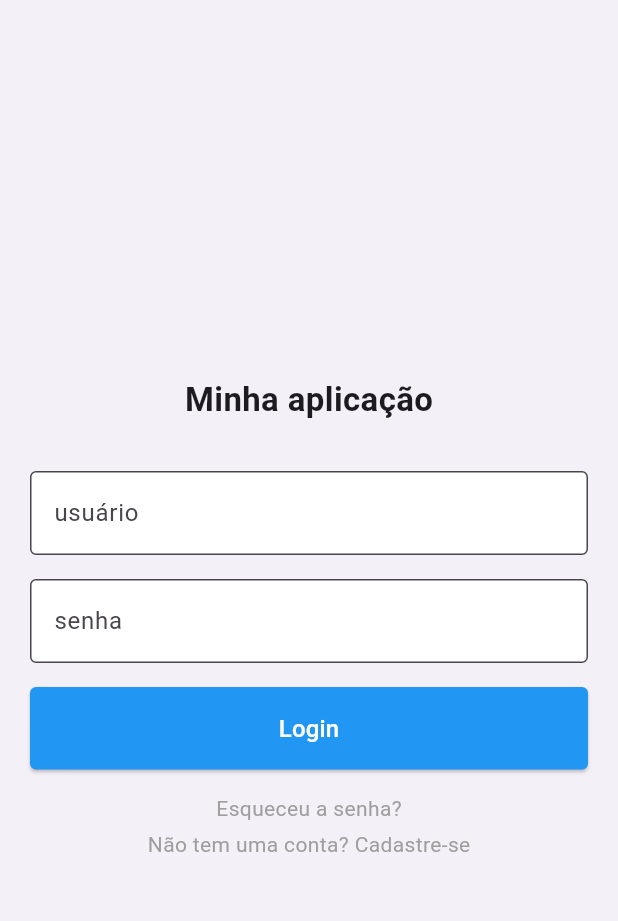
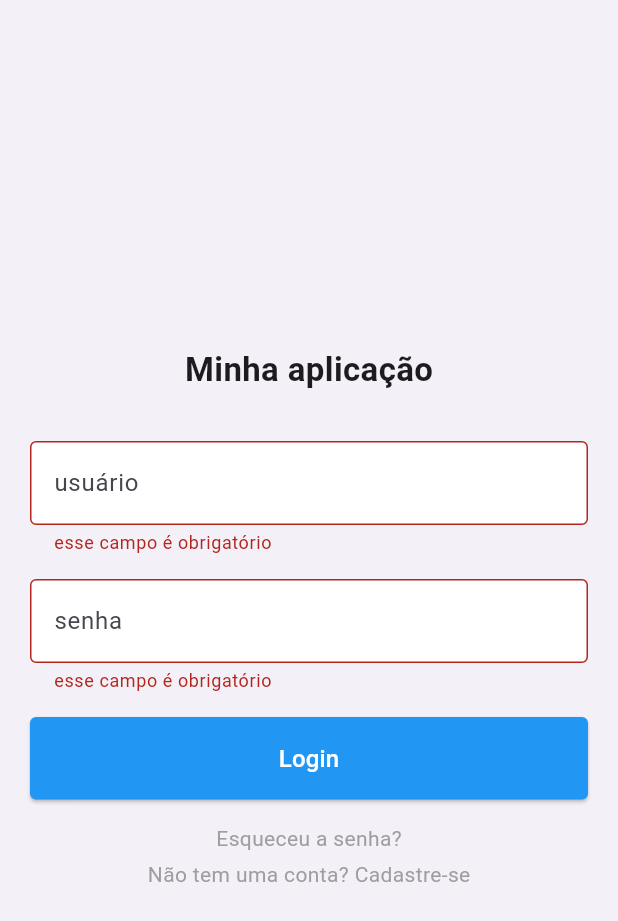
Before and after one commit to Luigi-Peixoto/p2-DIM0524, a Flutter app: the screen it shows after launch, after a tap on "Login", on a phone screen of 412 x 824 dp. Shown: the top 921 px of the screen. Run offline on Flutter 3.47's test engine with Material 3 defaults, Android fonts, the phone set to English and light mode, and no system bars.

Commit message:
feat: implementa verificação de login

```diff
--- a/lib/login_page.dart
+++ b/lib/login_page.dart
@@ -1,7 +1,38 @@
 import 'package:flutter/material.dart';
 
-class LoginPage extends StatelessWidget {
+class LoginPage extends StatefulWidget {
   const LoginPage({super.key});
+
+  @override
+  State<LoginPage> createState() => _LoginPageState();
+}
+
+class _LoginPageState extends State<LoginPage> {
+  final _formKey = GlobalKey<FormState>();
+
+  final _userController = TextEditingController();
+  final _passwordController = TextEditingController();
+
+  bool credenciaisInvalidas = false;
+
+  void fazerLogin() {
+    setState(() {
+      credenciaisInvalidas = false;
+    });
+
+    // valida campos vazios
+    if (_formKey.currentState!.validate()) {
+      // valida login
+      if (_userController.text == 'admin' &&
+          _passwordController.text == '123456') {
+        print('Login realizado com sucesso');
+      } else {
+        setState(() {
+          credenciaisInvalidas = true;
+        });
+      }
+    }
+  }
 
   @override
   Widget build(BuildContext context) {
@@ -10,15 +41,24 @@ class LoginPage extends StatelessWidget {
       body: Center(
         child: Padding(
           padding: const EdgeInsets.symmetric(horizontal: 20.0),
+          child: Form(
+            key: _formKey,
             child: Column(
               mainAxisSize: MainAxisSize.min,
               children: [
                 const Text(
                   'Minha aplicação',
-                style: TextStyle(fontSize: 22, fontWeight: FontWeight.bold),
+                  style: TextStyle(
+                    fontSize: 22,
+                    fontWeight: FontWeight.bold,
                   ),
+                ),
+
                 const SizedBox(height: 32),
-              TextField(
+
+                // Usuário
+                TextFormField(
+                  controller: _userController,
                   decoration: InputDecoration(
                     hintText: 'usuário',
                     border: OutlineInputBorder(
@@ -27,9 +67,19 @@ class LoginPage extends StatelessWidget {
                     filled: true,
                     fillColor: Colors.white,
                   ),
+                  validator: (value) {
+                    if (value == null || value.trim().isEmpty) {
+                      return 'esse campo é obrigatório';
+                    }
+                    return null;
+                  },
                 ),
+
                 const SizedBox(height: 16),
-              TextField(
+
+                // Senha
+                TextFormField(
+                  controller: _passwordController,
                   obscureText: true,
                   decoration: InputDecoration(
                     hintText: 'senha',
@@ -39,12 +89,33 @@ class LoginPage extends StatelessWidget {
                     filled: true,
                     fillColor: Colors.white,
                   ),
+                  validator: (value) {
+                    if (value == null || value.trim().isEmpty) {
+                      return 'esse campo é obrigatório';
+                    }
+                    return null;
+                  },
                 ),
+
+                // Mensagem de erro de login
+                if (credenciaisInvalidas) ...[
+                  const SizedBox(height: 12),
+                  const Text(
+                    'Credenciais inválidas',
+                    textAlign: TextAlign.center,
+                    style: TextStyle(
+                      color: Colors.red,
+                      fontWeight: FontWeight.bold,
+                    ),
+                  ),
+                ],
+
                 const SizedBox(height: 16),
+
                 SizedBox(
                   width: double.infinity,
                   child: ElevatedButton(
-                  onPressed: () {},
+                    onPressed: fazerLogin,
                     style: ElevatedButton.styleFrom(
                       backgroundColor: Colors.blue,
                       padding: const EdgeInsets.symmetric(vertical: 16),
@@ -54,16 +125,23 @@ class LoginPage extends StatelessWidget {
                     ),
                     child: const Text(
                       'Login',
-                    style: TextStyle(color: Colors.white, fontSize: 16),
+                      style: TextStyle(
+                        color: Colors.white,
+                        fontSize: 16,
                       ),
                     ),
                   ),
+                ),
+
                 const SizedBox(height: 16),
+
                 const Text(
                   'Esqueceu a senha?',
                   style: TextStyle(color: Colors.grey),
                 ),
+
                 const SizedBox(height: 4),
+
                 const Text(
                   'Não tem uma conta? Cadastre-se',
                   style: TextStyle(color: Colors.grey),
@@ -72,6 +150,7 @@ class LoginPage extends StatelessWidget {
             ),
           ),
         ),
+      ),
     );
   }
 }
```
Lines whose indentation alone changed are shown as unchanged.
